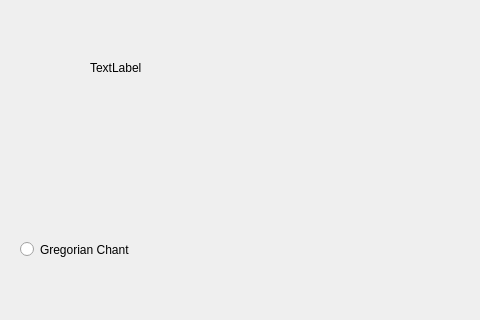
Before: the Qt Designer form mainwindow.ui in GrzemoTLM/Diocese-Management-QT-app, drawn with Qt 5; both pictures show x 0 to 480 and y 303 to 623 of the 952 by 623 pixel window.
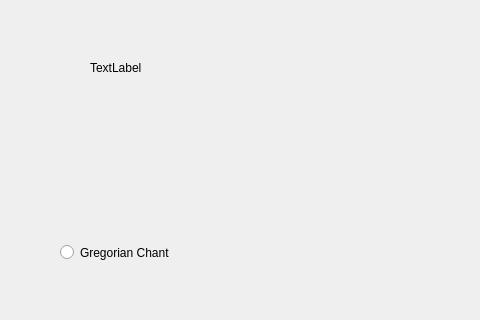
After: the same form once the commit is applied.

```diff
--- a/mainwindow.ui
+++ b/mainwindow.ui
@@ -101,10 +101,10 @@
    <widget class="QRadioButton" name="radioButton">
     <property name="geometry">
      <rect>
-      <x>20</x>
+      <x>60</x>
       <y>540</y>
-      <width>131</width>
-      <height>25</height>
+      <width>141</width>
+      <height>31</height>
      </rect>
     </property>
     <property name="text">
```
